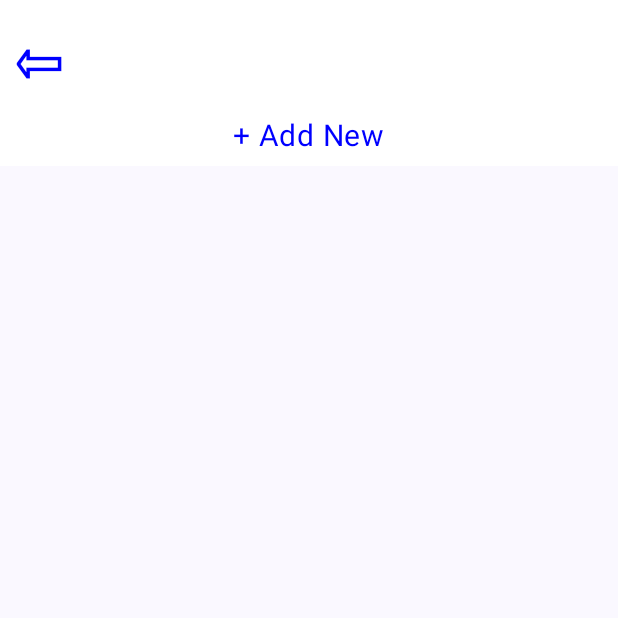
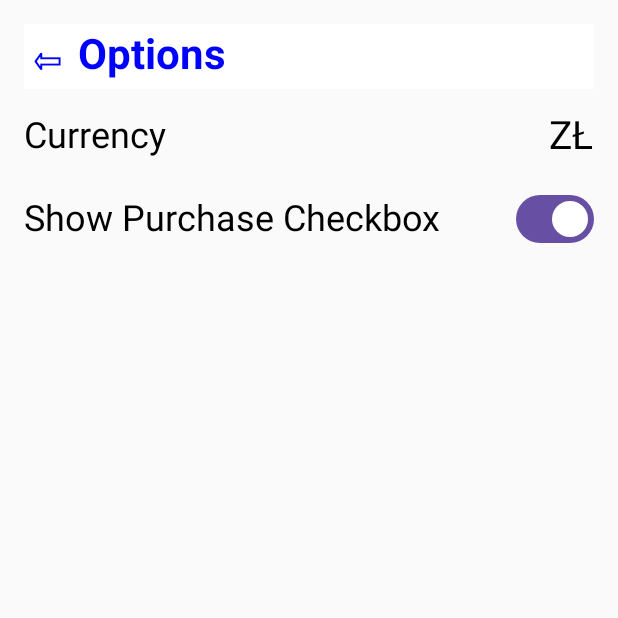
Before and after one commit to ivysotskyi/smb_pjatk, an Android app built with Jetpack Compose: the screen it shows after launch (ProductListActivity before the commit, OptionsActivity after it), after a tap on "Options", on a phone screen of 412 x 824 dp, the top half of it. Run offline under Robolectric (Android 15) with nearby library versions, the phone set to English and light mode, and no system bars.

Commit message:
Options screen UI

```diff
--- a/app/build.gradle.kts
+++ b/app/build.gradle.kts
@@ -65,11 +65,13 @@ dependencies {
     implementation("androidx.compose.ui:ui-tooling-preview")
     implementation("androidx.compose.material3:material3")
     implementation(platform("androidx.compose:compose-bom:2023.03.00"))
+    implementation(platform("androidx.compose:compose-bom:2023.03.00"))
     testImplementation("junit:junit:4.13.2")
     androidTestImplementation("androidx.test.ext:junit:1.1.5")
     androidTestImplementation("androidx.test.espresso:espresso-core:3.5.1")
     androidTestImplementation(platform("androidx.compose:compose-bom:2023.03.00"))
     androidTestImplementation("androidx.compose.ui:ui-test-junit4")
+    androidTestImplementation(platform("androidx.compose:compose-bom:2023.03.00"))
     androidTestImplementation(platform("androidx.compose:compose-bom:2023.03.00"))
     debugImplementation("androidx.compose.ui:ui-tooling")
     debugImplementation("androidx.compose.ui:ui-test-manifest")
--- a/app/src/main/AndroidManifest.xml
+++ b/app/src/main/AndroidManifest.xml
@@ -12,6 +12,11 @@
         android:supportsRtl="true"
         android:theme="@style/Theme.ShoppingTiger"
         tools:targetApi="31">
+        <activity
+            android:name=".OptionsActivity"
+            android:exported="false"
+            android:label="@string/title_activity_options"
+            android:theme="@style/Theme.ShoppingTiger" />
         <activity
             android:name=".ProductListActivity"
             android:exported="false"
--- a/app/src/main/java/com/example/shoppingtiger/MainActivity.kt
+++ b/app/src/main/java/com/example/shoppingtiger/MainActivity.kt
@@ -62,11 +62,7 @@ class MainActivity : ComponentActivity() {
                                 .requiredHeight(120.dp)
                                 .fillMaxWidth(),
                             onClick = {
-                                val secondActivityIntent =
-                                    Intent(context, ProductListActivity::class.java)
-                                //secondActivityIntent.putExtra("user", userName)
-                                context.startActivity(secondActivityIntent)
-                                //listUsers.value += inputText
+                                context.startActivity(Intent(context, OptionsActivity::class.java))
                             }
                         )
                         {
--- /dev/null
+++ b/app/src/main/java/com/example/shoppingtiger/OptionsActivity.kt
@@ -0,0 +1,106 @@
+package com.example.shoppingtiger
+
+import OptionsManager
+import android.content.Intent
+import android.os.Bundle
+import androidx.activity.ComponentActivity
+import androidx.activity.compose.setContent
+import androidx.compose.foundation.background
+import androidx.compose.foundation.clickable
+import androidx.compose.foundation.layout.Column
+import androidx.compose.foundation.layout.Row
+import androidx.compose.foundation.layout.Spacer
+import androidx.compose.foundation.layout.fillMaxSize
+import androidx.compose.foundation.layout.fillMaxWidth
+import androidx.compose.foundation.layout.padding
+import androidx.compose.foundation.layout.requiredHeight
+import androidx.compose.foundation.layout.requiredWidth
+import androidx.compose.foundation.text.BasicTextField
+import androidx.compose.material3.Switch
+import androidx.compose.material3.Text
+import androidx.compose.ui.Alignment
+import androidx.compose.ui.Modifier
+import androidx.compose.ui.graphics.Color
+import androidx.compose.ui.platform.LocalContext
+import androidx.compose.ui.text.TextStyle
+import androidx.compose.ui.text.font.FontWeight
+import androidx.compose.ui.unit.dp
+import androidx.compose.ui.unit.sp
+
+class OptionsActivity : ComponentActivity() {
+    override fun onCreate(savedInstanceState: Bundle?) {
+        super.onCreate(savedInstanceState)
+        OptionsManager.initialize(applicationContext)
+        setContent {
+            Column(
+                modifier = Modifier
+                    .fillMaxSize()
+                    .padding(16.dp)
+            ) {
+                val context = LocalContext.current
+                Row(
+                    modifier = Modifier
+                        .fillMaxWidth()
+                        .background(color = Color.White)
+                        .clickable {
+                            context.startActivity(Intent(context, MainActivity::class.java))
+                        }
+                        .padding(1.dp, 0.dp, 1.dp, 5.dp)
+                ) {
+                    Text(
+                        "⇦ Options", fontSize = 28.sp,
+                        modifier = Modifier.fillMaxWidth(),
+                        color = Color.Blue,
+                        style = TextStyle(fontWeight = FontWeight.Bold)
+                    )
+                }
+
+                Spacer(modifier = Modifier.requiredHeight(16.dp))
+                Row(
+                    verticalAlignment = Alignment.CenterVertically
+                ) {
+                    Text(
+                        modifier = Modifier
+                            .fillMaxWidth()
+                            .weight(1f),
+                        text = "Currency",
+                        fontSize = 24.sp
+                    )
+                    BasicTextField(
+                        value = OptionsManager.getCurrency(),
+                        onValueChange = {
+                            OptionsManager.setCurrency(it)
+                        },
+                        maxLines = 1,
+                        modifier = Modifier
+                            .requiredWidth(30.dp),
+                        textStyle = TextStyle(fontSize = 26.sp)
+                    )
+                }
+
+                Spacer(modifier = Modifier.requiredHeight(16.dp))
+
+                // Show Purchase Checkbox
+                Row(
+                    verticalAlignment = Alignment.CenterVertically
+                ) {
+                    Text(
+                        text = "Show Purchase Checkbox",
+                        fontSize = 24.sp
+                    )
+                    Spacer(
+                        modifier = Modifier
+                            .fillMaxWidth()
+                            .weight(1f)
+                    )
+                    Switch(
+                        checked = OptionsManager.getShowCheckbox(),
+                        onCheckedChange = {
+                            OptionsManager.setShowCheckbox(it)
+                        }
+                    )
+                }
+            }
+        }
+    }
+}
--- /dev/null
+++ b/app/src/main/java/com/example/shoppingtiger/OptionsManager.kt
@@ -0,0 +1,34 @@
+import android.content.Context
+import android.content.SharedPreferences
+import androidx.core.content.edit
+
+object OptionsManager {
+    private const val KEY_CURRENCY = "currency"
+    private const val KEY_SHOW_CHECKBOX = "showCheckbox"
+
+    private lateinit var preferences: SharedPreferences
+
+    fun initialize(context: Context) {
+        preferences = context.getSharedPreferences("prefs", Context.MODE_PRIVATE)
+    }
+
+    fun getCurrency(): String {
+        return preferences.getString(KEY_CURRENCY, "ZŁ") ?: "ZŁ"
+    }
+
+    fun setCurrency(currency: String) {
+        preferences.edit {
+            putString(KEY_CURRENCY, currency)
+        }
+    }
+
+    fun getShowCheckbox(): Boolean {
+        return preferences.getBoolean(KEY_SHOW_CHECKBOX, true)
+    }
+
+    fun setShowCheckbox(showCheckbox: Boolean) {
+        preferences.edit {
+            putBoolean(KEY_SHOW_CHECKBOX, showCheckbox)
+        }
+    }
+}
--- a/app/src/main/java/com/example/shoppingtiger/ProductListActivity.kt
+++ b/app/src/main/java/com/example/shoppingtiger/ProductListActivity.kt
@@ -83,10 +83,12 @@ fun ShoppingListItems(
                 }
                 .padding(1.dp, 0.dp, 1.dp, 5.dp)
         ) {
-            Text("⇦", fontSize = 48.sp,
+            Text(
+                "⇦ Products List", fontSize = 28.sp,
                 modifier = Modifier.fillMaxWidth(),
                 color = Color.Blue,
-                style = TextStyle(fontWeight = FontWeight.Bold))
+                style = TextStyle(fontWeight = FontWeight.Bold)
+            )
         }
         LazyColumn(
             modifier = Modifier.fillMaxSize(),
--- a/app/src/main/java/com/example/shoppingtiger/ShoppingListViewModel.kt
+++ b/app/src/main/java/com/example/shoppingtiger/ShoppingListViewModel.kt
@@ -1,15 +1,15 @@
 package com.example.shoppingtiger
 
 import android.app.Application
-import android.content.Context
 import android.util.Log
 import androidx.lifecycle.AndroidViewModel
 import androidx.lifecycle.viewModelScope
-import kotlinx.coroutines.flow.Flow
-import kotlinx.coroutines.launch
 import com.example.shoppingtiger.database.room.Item
 import com.example.shoppingtiger.database.room.ShoppingDatabase
 import com.example.shoppingtiger.ui.theme.ItemsRepository
+import kotlinx.coroutines.flow.Flow
+import kotlinx.coroutines.launch
+
 class ShoppingListViewModel(private val app: Application) : AndroidViewModel(app) {
 
     private val itemRepo: ItemsRepository
--- a/app/src/main/res/values/strings.xml
+++ b/app/src/main/res/values/strings.xml
@@ -1,4 +1,5 @@
 <resources>
     <string name="app_name">ShoppingTiger</string>
     <string name="title_activity_product_list">ProductListActivity</string>
+    <string name="title_activity_options">OptionsActivity</string>
 </resources>
```
